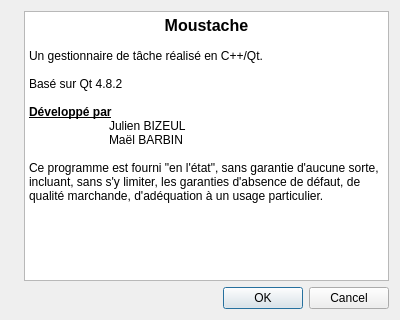
bmael/IHMProject, file src/ihm/CustomWidgets/aboutdialog.ui: the form before one commit.
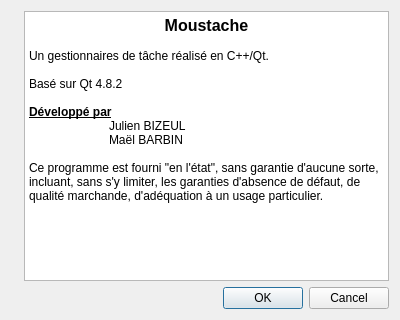
The form after the commit. Icons and pictures are not drawn.

Diff of the .ui file:
```diff
--- a/src/ihm/CustomWidgets/aboutdialog.ui
+++ b/src/ihm/CustomWidgets/aboutdialog.ui
@@ -78,7 +78,7 @@
 &lt;/style&gt;&lt;/head&gt;&lt;body style=&quot; font-family:'Ubuntu'; font-size:9pt; font-weight:400; font-style:normal;&quot;&gt;
 &lt;p align=&quot;center&quot; style=&quot; margin-top:0px; margin-bottom:0px; margin-left:0px; margin-right:0px; -qt-block-indent:0; text-indent:0px;&quot;&gt;&lt;span style=&quot; font-size:12pt; font-weight:600;&quot;&gt;Moustache&lt;/span&gt;&lt;/p&gt;
 &lt;p style=&quot;-qt-paragraph-type:empty; margin-top:0px; margin-bottom:0px; margin-left:0px; margin-right:0px; -qt-block-indent:0; text-indent:0px;&quot;&gt;&lt;br /&gt;&lt;/p&gt;
-&lt;p style=&quot; margin-top:0px; margin-bottom:0px; margin-left:0px; margin-right:0px; -qt-block-indent:0; text-indent:0px;&quot;&gt;Un gestionnaire de tâche réalisé en C++/Qt. &lt;/p&gt;
+&lt;p style=&quot; margin-top:0px; margin-bottom:0px; margin-left:0px; margin-right:0px; -qt-block-indent:0; text-indent:0px;&quot;&gt;Un gestionnaires de tâche réalisé en C++/Qt. &lt;/p&gt;
 &lt;p style=&quot;-qt-paragraph-type:empty; margin-top:0px; margin-bottom:0px; margin-left:0px; margin-right:0px; -qt-block-indent:0; text-indent:0px;&quot;&gt;&lt;br /&gt;&lt;/p&gt;
 &lt;p style=&quot; margin-top:0px; margin-bottom:0px; margin-left:0px; margin-right:0px; -qt-block-indent:0; text-indent:0px;&quot;&gt;Basé sur Qt 4.8.2&lt;/p&gt;
 &lt;p style=&quot;-qt-paragraph-type:empty; margin-top:0px; margin-bottom:0px; margin-left:0px; margin-right:0px; -qt-block-indent:0; text-indent:0px;&quot;&gt;&lt;br /&gt;&lt;/p&gt;
```
